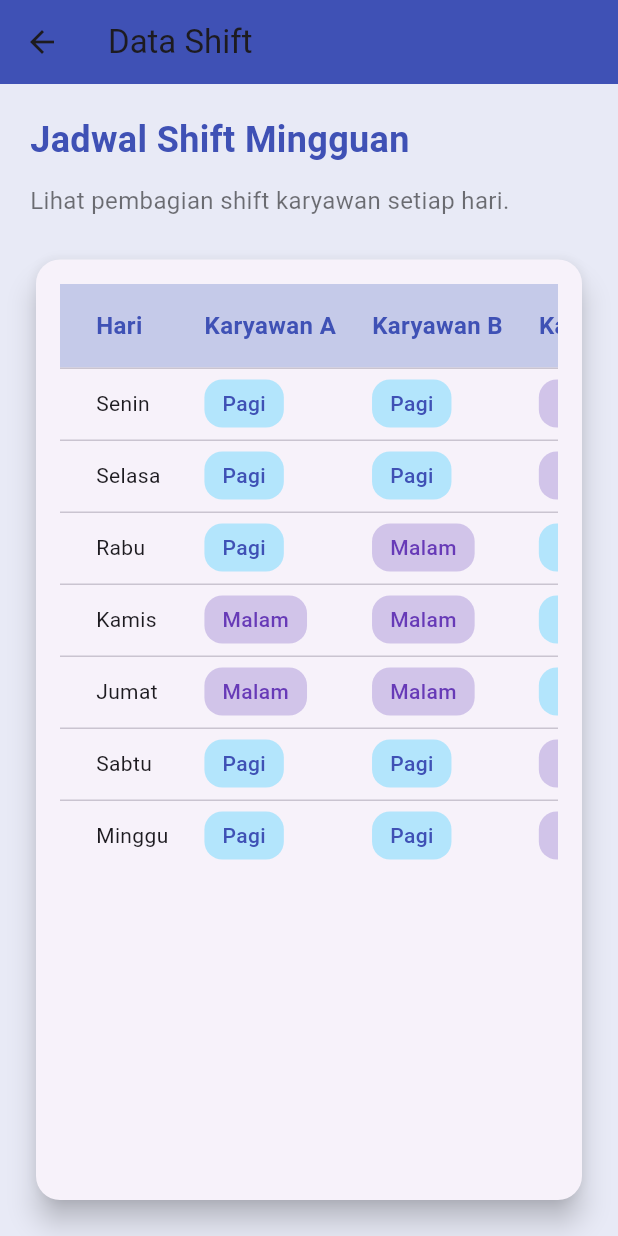
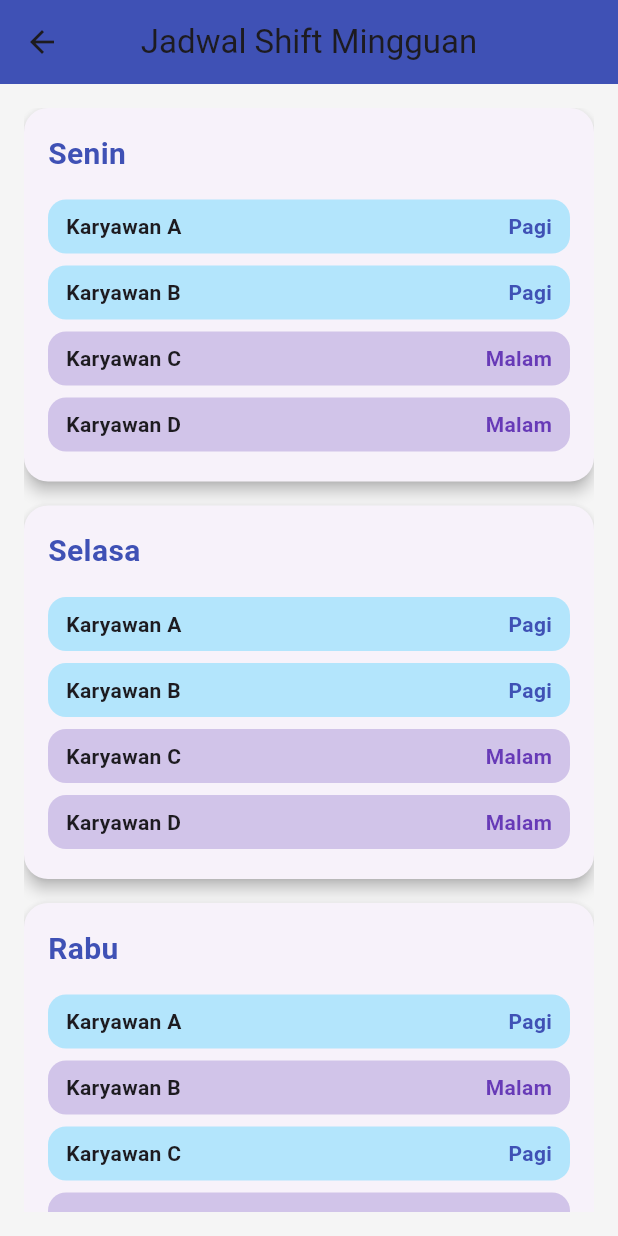
Before and after one commit to Ramadhanrifqi/projek-mobile-programming, a Flutter app: the DataShiftPage screen opened directly, on a phone screen of 412 x 824 dp. Run offline on Flutter 3.47's test engine with Material 3 defaults, Android fonts, the phone set to English and light mode, and no system bars; our stand-ins replace dio; accounts and stored records are empty.

Commit message:
Data shift udah gue ganti

```diff
--- a/lib/ui/data_shift_page.dart
+++ b/lib/ui/data_shift_page.dart
@@ -1,15 +1,17 @@
 import 'package:flutter/material.dart';
 
 class DataShiftPage extends StatelessWidget {
-  final List<String> days = [
+  const DataShiftPage({Key? key}) : super(key: key);
+
+  final List<String> days = const [
     'Senin', 'Selasa', 'Rabu', 'Kamis', 'Jumat', 'Sabtu', 'Minggu'
   ];
 
-  final List<String> employees = [
+  final List<String> employees = const [
     'Karyawan A', 'Karyawan B', 'Karyawan C', 'Karyawan D',
   ];
 
-  final List<List<String>> shiftData = [
+  final List<List<String>> shiftData = const [
     ['Pagi', 'Pagi', 'Malam', 'Malam'],
     ['Pagi', 'Pagi', 'Malam', 'Malam'],
     ['Pagi', 'Malam', 'Pagi', 'Malam'],
@@ -30,80 +32,67 @@ class DataShiftPage extends StatelessWidget {
   @override
   Widget build(BuildContext context) {
     return Scaffold(
-      backgroundColor: Colors.indigo[50],
+      backgroundColor: Colors.grey[100],
       appBar: AppBar(
+        title: const Text('Jadwal Shift Mingguan'),
         backgroundColor: Colors.indigo,
-        title: const Text('Data Shift'),
+        centerTitle: true,
       ),
       body: Padding(
-        padding: const EdgeInsets.all(20),
+        padding: const EdgeInsets.all(16),
+        child: ListView.builder(
+          itemCount: days.length,
+          itemBuilder: (context, i) {
+            return Card(
+              elevation: 4,
+              margin: const EdgeInsets.only(bottom: 16),
+              shape: RoundedRectangleBorder(borderRadius: BorderRadius.circular(16)),
+              child: Padding(
+                padding: const EdgeInsets.all(16),
                 child: Column(
                   crossAxisAlignment: CrossAxisAlignment.start,
                   children: [
-            const Text(
-              "Jadwal Shift Mingguan",
-              style: TextStyle(
-                fontSize: 24,
+                    Text(
+                      days[i],
+                      style: const TextStyle(
+                        fontSize: 20,
                         fontWeight: FontWeight.bold,
                         color: Colors.indigo,
                       ),
                     ),
                     const SizedBox(height: 12),
-            const Text(
-              "Lihat pembagian shift karyawan setiap hari.",
-              style: TextStyle(fontSize: 16, color: Colors.black54),
-            ),
-            const SizedBox(height: 24),
-            Expanded(
-              child: Card(
-                elevation: 8,
-                shape: RoundedRectangleBorder(borderRadius: BorderRadius.circular(16)),
-                child: Padding(
-                  padding: const EdgeInsets.all(16),
-                  child: SingleChildScrollView(
-                    scrollDirection: Axis.horizontal,
-                    child: DataTable(
-                      columnSpacing: 24,
-                      headingRowColor: MaterialStateProperty.all(Colors.indigo.shade100),
-                      headingTextStyle: const TextStyle(
-                        fontWeight: FontWeight.bold,
-                        fontSize: 16,
-                        color: Colors.indigo,
-                      ),
-                      dataTextStyle: const TextStyle(fontSize: 14),
-                      columns: [
-                        const DataColumn(label: Text('Hari')),
-                        ...employees.map((e) => DataColumn(label: Text(e))),
-                      ],
-                      rows: List.generate(days.length, (i) {
-                        return DataRow(
-                          cells: [
-                            DataCell(Text(days[i])),
-                            ...shiftData[i].map((shift) {
-                              return DataCell(Container(
-                                padding: const EdgeInsets.symmetric(horizontal: 12, vertical: 6),
+                    ...List.generate(employees.length, (j) {
+                      final shift = shiftData[i][j];
+                      return Container(
+                        margin: const EdgeInsets.symmetric(vertical: 4),
+                        padding: const EdgeInsets.symmetric(horizontal: 12, vertical: 8),
                         decoration: BoxDecoration(
                           color: getShiftColor(shift),
                           borderRadius: BorderRadius.circular(12),
                         ),
-                                child: Text(
+                        child: Row(
+                          mainAxisAlignment: MainAxisAlignment.spaceBetween,
+                          children: [
+                            Text(
+                              employees[j],
+                              style: const TextStyle(fontWeight: FontWeight.w600),
+                            ),
+                            Text(
                               shift,
                               style: TextStyle(
-                                    fontWeight: FontWeight.w500,
+                                fontWeight: FontWeight.bold,
                                 color: getShiftTextColor(shift),
                               ),
                             ),
-                              ));
-                            }).toList(),
                           ],
+                        ),
                       );
                     }),
+                  ],
                 ),
               ),
-                ),
-              ),
-            ),
-          ],
+            );
+          },
         ),
       ),
     );
```
Lines whose indentation alone changed are shown as unchanged.
